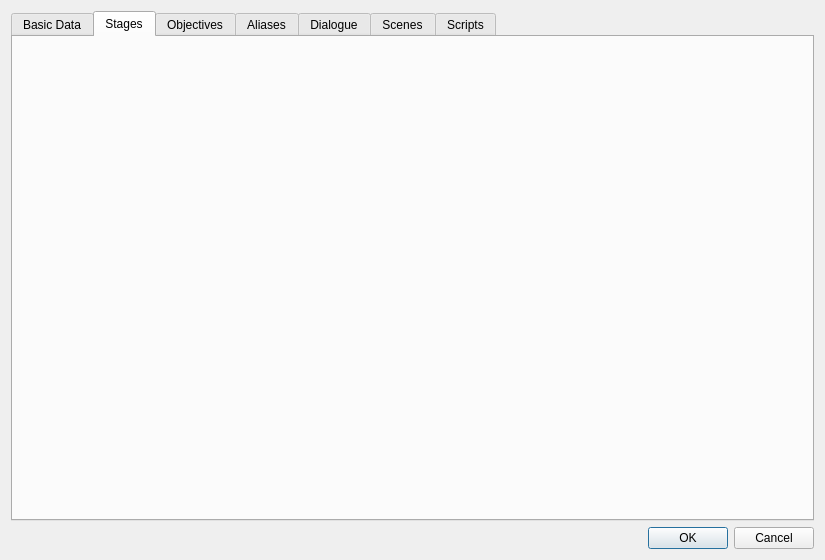
Above: native/src/DovahKit/ui/form_windows/quest.ui from DavidJCobb/DovahKit before the change. Below: the same form after it.
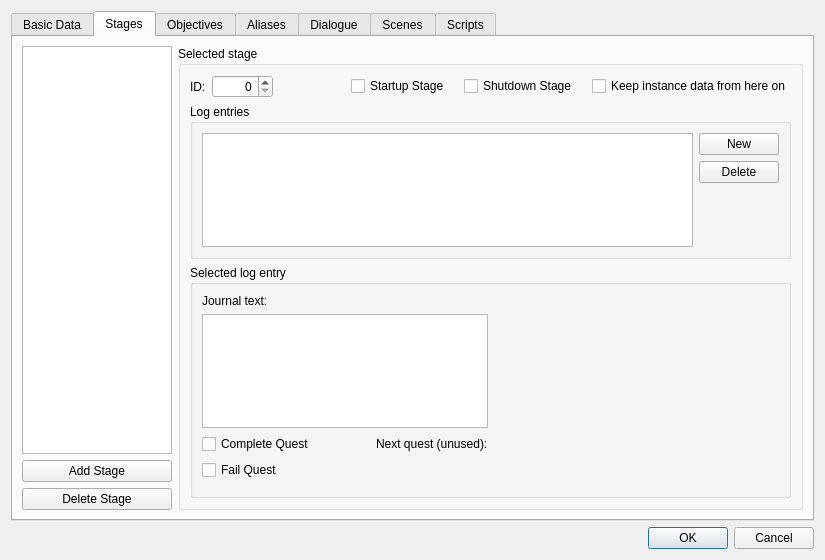
That is the form after the change. The open tabs and pages were chosen to show the change. Custom widgets are drawn as their Qt base class.

Commit message: Fixed lifetime-related issues with Quest "Stages" tab

Patch:
```diff
--- a/native/src/DovahKit/ui/form_windows/quest.ui
+++ b/native/src/DovahKit/ui/form_windows/quest.ui
@@ -261,6 +261,261 @@
       <attribute name="title">
        <string>Stages</string>
       </attribute>
+      <layout class="QHBoxLayout" name="horizontalLayout_7" stretch="0,1">
+       <item>
+        <layout class="QVBoxLayout" name="stagesListLayout">
+         <item>
+          <widget class="QListView" name="stages">
+           <property name="maximumSize">
+            <size>
+             <width>150</width>
+             <height>16777215</height>
+            </size>
+           </property>
+          </widget>
+         </item>
+         <item>
+          <widget class="QPushButton" name="buttonStageCreate">
+           <property name="text">
+            <string>Add Stage</string>
+           </property>
+          </widget>
+         </item>
+         <item>
+          <widget class="QPushButton" name="buttonStageDelete">
+           <property name="text">
+            <string>Delete Stage</string>
+           </property>
+          </widget>
+         </item>
+        </layout>
+       </item>
+       <item>
+        <layout class="QVBoxLayout" name="stagesDataLayout">
+         <item>
+          <widget class="QGroupBox" name="groupBox">
+           <property name="title">
+            <string>Selected stage</string>
+           </property>
+           <layout class="QVBoxLayout" name="verticalLayout_7">
+            <item>
+             <layout class="QHBoxLayout" name="horizontalLayout_2">
+              <item>
+               <widget class="QLabel" name="label_17">
+                <property name="text">
+                 <string>ID:</string>
+                </property>
+                <property name="buddy">
+                 <cstring>stageID</cstring>
+                </property>
+               </widget>
+              </item>
+              <item>
+               <widget class="QSpinBox" name="stageID">
+                <property name="alignment">
+                 <set>Qt::AlignRight|Qt::AlignTrailing|Qt::AlignVCenter</set>
+                </property>
+                <property name="maximum">
+                 <number>65535</number>
+                </property>
+               </widget>
+              </item>
+              <item>
+               <spacer name="horizontalSpacer_7">
+                <property name="orientation">
+                 <enum>Qt::Horizontal</enum>
+                </property>
+                <property name="sizeHint" stdset="0">
+                 <size>
+                  <width>40</width>
+                  <height>20</height>
+                 </size>
+                </property>
+               </spacer>
+              </item>
+              <item>
+               <widget class="QCheckBox" name="stageFlagStartup">
+                <property name="text">
+                 <string>Startup Stage</string>
+                </property>
+               </widget>
+              </item>
+              <item>
+               <spacer name="horizontalSpacer_8">
+                <property name="orientation">
+                 <enum>Qt::Horizontal</enum>
+                </property>
+                <property name="sizeType">
+                 <enum>QSizePolicy::Fixed</enum>
+                </property>
+                <property name="sizeHint" stdset="0">
+                 <size>
+                  <width>8</width>
+                  <height>0</height>
+                 </size>
+                </property>
+               </spacer>
+              </item>
+              <item>
+               <widget class="QCheckBox" name="stageFlagShutdown">
+                <property name="text">
+                 <string>Shutdown Stage</string>
+                </property>
+               </widget>
+              </item>
+              <item>
+               <spacer name="horizontalSpacer_9">
+                <property name="orientation">
+                 <enum>Qt::Horizontal</enum>
+                </property>
+                <property name="sizeType">
+                 <enum>QSizePolicy::Fixed</enum>
+                </property>
+                <property name="sizeHint" stdset="0">
+                 <size>
+                  <width>8</width>
+                  <height>0</height>
+                 </size>
+                </property>
+               </spacer>
+              </item>
+              <item>
+               <widget class="QCheckBox" name="stageFlagKeepInstanceData">
+                <property name="text">
+                 <string>Keep instance data from here on</string>
+                </property>
+               </widget>
+              </item>
+             </layout>
+            </item>
+            <item>
+             <widget class="QGroupBox" name="groupBox_3">
+              <property name="title">
+               <string>Log entries</string>
+              </property>
+              <layout class="QHBoxLayout" name="horizontalLayout_8">
+               <item>
+                <widget class="QTableView" name="logEntries"/>
+               </item>
+               <item>
+                <layout class="QVBoxLayout" name="verticalLayout_4">
+                 <item>
+                  <widget class="QPushButton" name="buttonLogEntryCreate">
+                   <property name="text">
+                    <string>New</string>
+                   </property>
+                  </widget>
+                 </item>
+                 <item>
+                  <widget class="QPushButton" name="buttonLogEntryDelete">
+                   <property name="text">
+                    <string>Delete</string>
+                   </property>
+                  </widget>
+                 </item>
+                 <item>
+                  <spacer name="verticalSpacer_2">
+                   <property name="orientation">
+                    <enum>Qt::Vertical</enum>
+                   </property>
+                   <property name="sizeHint" stdset="0">
+                    <size>
+                     <width>20</width>
+                     <height>40</height>
+                    </size>
+                   </property>
+                  </spacer>
+                 </item>
+                </layout>
+               </item>
+              </layout>
+             </widget>
+            </item>
+            <item>
+             <widget class="QGroupBox" name="groupBox_2">
+              <property name="title">
+               <string>Selected log entry</string>
+              </property>
+              <layout class="QVBoxLayout" name="verticalLayout_6">
+               <item>
+                <layout class="QHBoxLayout" name="horizontalLayout_6">
+                 <item>
+                  <layout class="QGridLayout" name="gridLayout_12">
+                   <item row="2" column="2">
+                    <widget class="QLabel" name="label_16">
+                     <property name="text">
+                      <string>Next quest (unused):</string>
+                     </property>
+                     <property name="buddy">
+                      <cstring>logEntryNextQuest</cstring>
+                     </property>
+                    </widget>
+                   </item>
+                   <item row="3" column="2">
+                    <widget class="DKFormPicker" name="logEntryNextQuest"/>
+                   </item>
+                   <item row="1" column="0" colspan="3">
+                    <widget class="QPlainTextEdit" name="logEntryText"/>
+                   </item>
+                   <item row="3" column="0">
+                    <widget class="QCheckBox" name="logEntryFail">
+                     <property name="text">
+                      <string>Fail Quest</string>
+                     </property>
+                    </widget>
+                   </item>
+                   <item row="0" column="0" colspan="3">
+                    <widget class="QLabel" name="label_15">
+                     <property name="text">
+                      <string>Journal text:</string>
+                     </property>
+                     <property name="buddy">
+                      <cstring>logEntryText</cstring>
+                     </property>
+                    </widget>
+                   </item>
+                   <item row="2" column="0">
+                    <widget class="QCheckBox" name="logEntryComplete">
+                     <property name="text">
+                      <string>Complete Quest</string>
+                     </property>
+                    </widget>
+                   </item>
+                   <item row="2" column="1">
+                    <spacer name="horizontalSpacer_10">
+                     <property name="orientation">
+                      <enum>Qt::Horizontal</enum>
+                     </property>
+                     <property name="sizeType">
+                      <enum>QSizePolicy::Fixed</enum>
+                     </property>
+                     <property name="sizeHint" stdset="0">
+                      <size>
+                       <width>8</width>
+                       <height>20</height>
+                      </size>
+                     </property>
+                    </spacer>
+                   </item>
+                  </layout>
+                 </item>
+                 <item>
+                  <widget class="DKPapyrusFragmentFunctionPicker" name="logEntryFragment"/>
+                 </item>
+                </layout>
+               </item>
+               <item>
+                <widget class="DKConditionList" name="logEntryConditions"/>
+               </item>
+              </layout>
+             </widget>
+            </item>
+           </layout>
+          </widget>
+         </item>
+        </layout>
+       </item>
+      </layout>
      </widget>
      <widget class="QWidget" name="tabObjectives">
       <attribute name="title">
@@ -713,6 +968,11 @@
   </layout>
  </widget>
  <customwidgets>
+  <customwidget>
+   <class>DKFormPicker</class>
+   <extends>QWidget</extends>
+   <header>widgets/DKFormPicker.h</header>
+  </customwidget>
   <customwidget>
    <class>DKFormListPane</class>
    <extends>QWidget</extends>
@@ -723,6 +983,11 @@
    <extends>QWidget</extends>
    <header>widgets/DKPapyrusBoundScriptListPane.h</header>
   </customwidget>
+  <customwidget>
+   <class>DKPapyrusFragmentFunctionPicker</class>
+   <extends>QWidget</extends>
+   <header>widgets/DKPapyrusFragmentFunctionPicker.h</header>
+  </customwidget>
   <customwidget>
    <class>DKConditionList</class>
    <extends>QWidget</extends>
```
Left out of the diff: 18 changed lines with no effect on the pictures. The commit also changes 17 other files.
